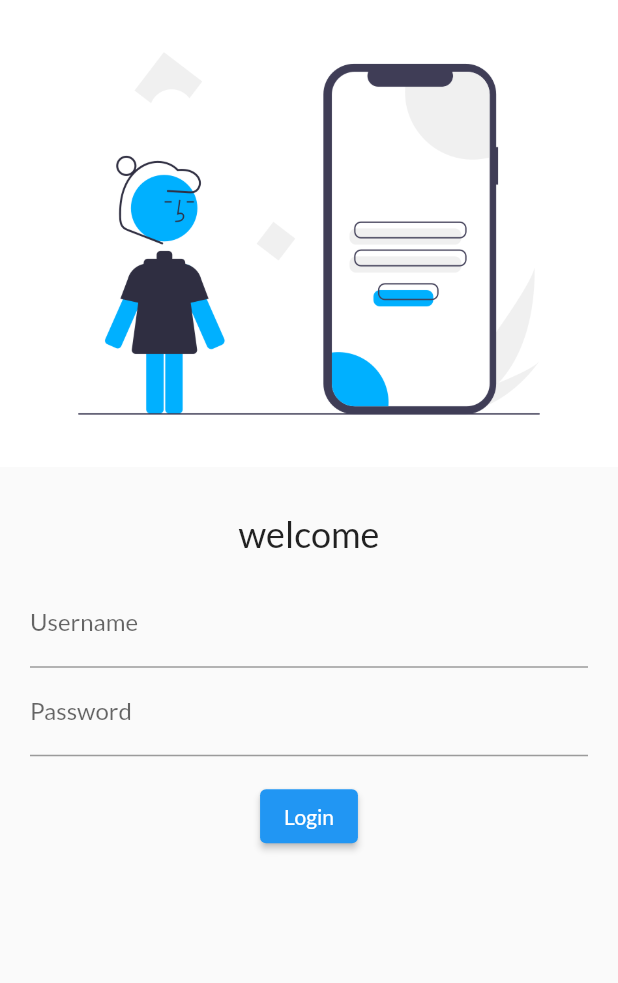
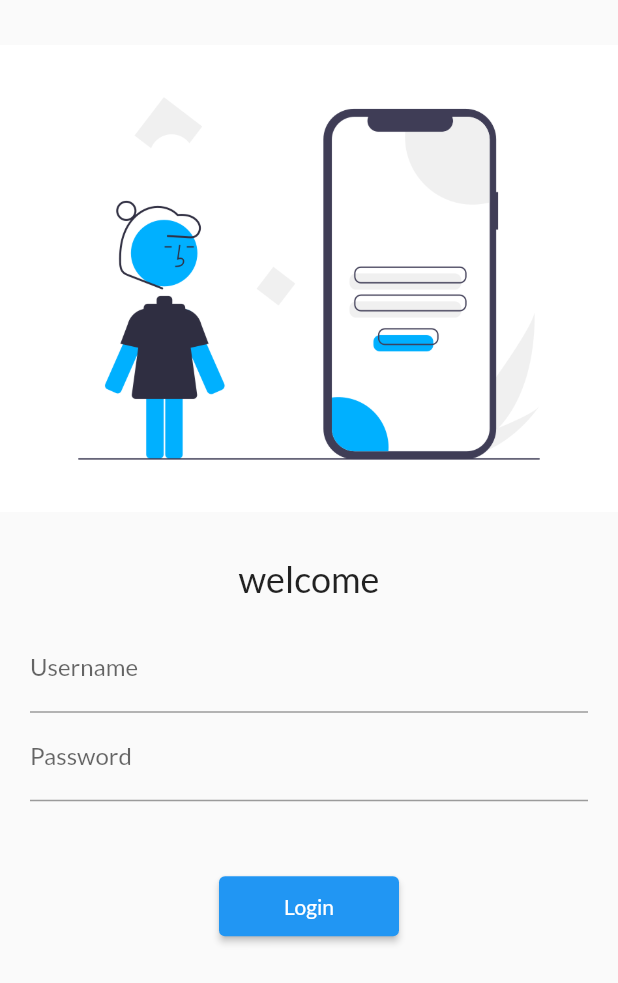
Before and after one commit to gourav2982/Flutter_Practice_1, a Flutter app: the screen it shows after launch, on a phone screen of 412 x 824 dp. Shown: the top 983 px of the screen. Run offline on Flutter 3.47's test engine with Material 2 defaults, Android fonts, the phone set to English and light mode, and no system bars; our stand-ins replace google_fonts.

Commit message:
practice 5 done

```diff
--- a/lib/main.dart
+++ b/lib/main.dart
@@ -1,6 +1,7 @@
 import 'package:flutter/material.dart';
 import 'package:flutter_catalog/pages/LoginPage.dart';
 import 'package:flutter_catalog/pages/HomePage.dart';
+import 'package:flutter_catalog/utils/MyRoutes.dart';
 import 'package:google_fonts/google_fonts.dart';
 
 void main() {
@@ -19,9 +20,9 @@ class MyApp extends StatelessWidget {
       ),
       initialRoute: "/Login",
       routes: {
-        "/": (context) => const HomePage(),
-        "/Home": (context) => const HomePage(),
-        "/Login": (context) => const LoginPage()
+        "/": (context) => const LoginPage(),
+        MyRoutes.homeRoute: (context) => const HomePage(),
+        MyRoutes.loginRoute: (context) => const LoginPage()
       },
     );
   }
--- a/lib/pages/LoginPage.dart
+++ b/lib/pages/LoginPage.dart
@@ -1,4 +1,7 @@
+import 'dart:math';
+
 import 'package:flutter/material.dart';
+import 'package:flutter_catalog/utils/MyRoutes.dart';
 
 class LoginPage extends StatelessWidget {
   const LoginPage({super.key});
@@ -6,13 +9,17 @@ class LoginPage extends StatelessWidget {
   @override
   Widget build(BuildContext context) {
     return Material(
+      child: SingleChildScrollView(
         child: Column(
           children: [
+            const SizedBox(
+              height: 30,
+            ),
             Image.asset(
               "assets/images/Login_image.png",
               fit: BoxFit.cover,
             ),
-          SizedBox(
+            const SizedBox(
               height: 30,
             ),
             const Text(
@@ -37,13 +44,18 @@ class LoginPage extends StatelessWidget {
                 ],
               ),
             ),
+            const SizedBox(
+              height: 30,
+            ),
             ElevatedButton(
-            child: Text('Login'),
+              style: TextButton.styleFrom(minimumSize: const Size(120, 40)),
               onPressed: () {
-              print("hi");
+                Navigator.pushNamed(context, MyRoutes.homeRoute);
               },
+              child: const Text('Login'),
             )
           ],
+        ),
       ),
     );
   }
--- /dev/null
+++ b/lib/utils/MyRoutes.dart
@@ -0,0 +1,4 @@
+class MyRoutes {
+  static String loginRoute = "/login";
+  static String homeRoute = "/home";
+}
```
Lines whose indentation alone changed are shown as unchanged.
